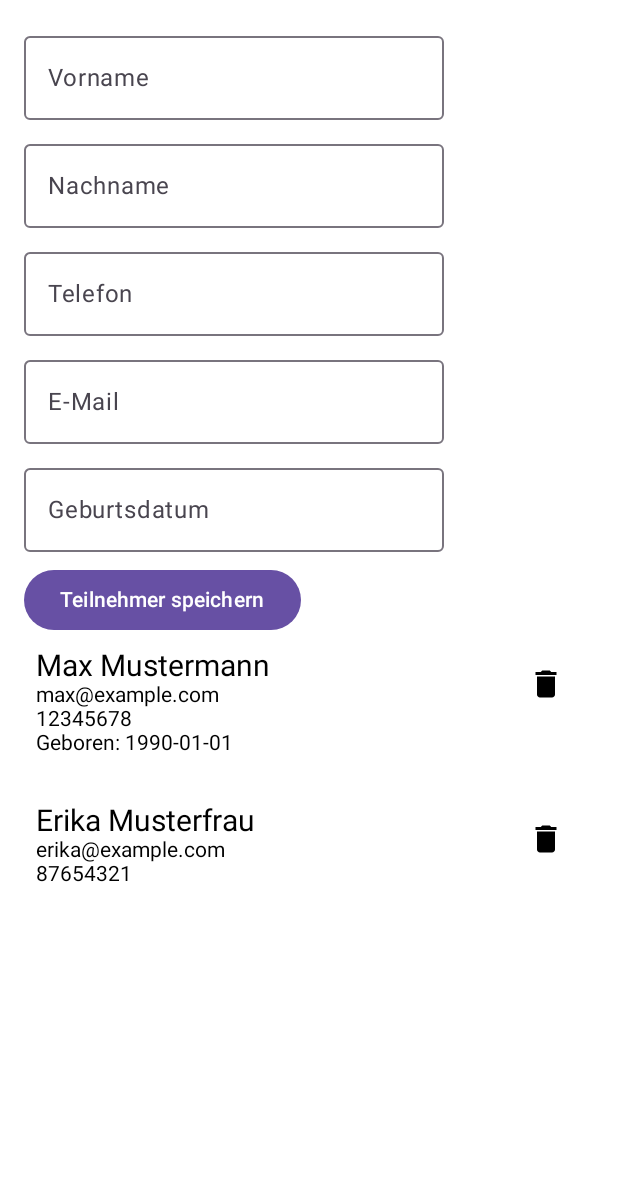
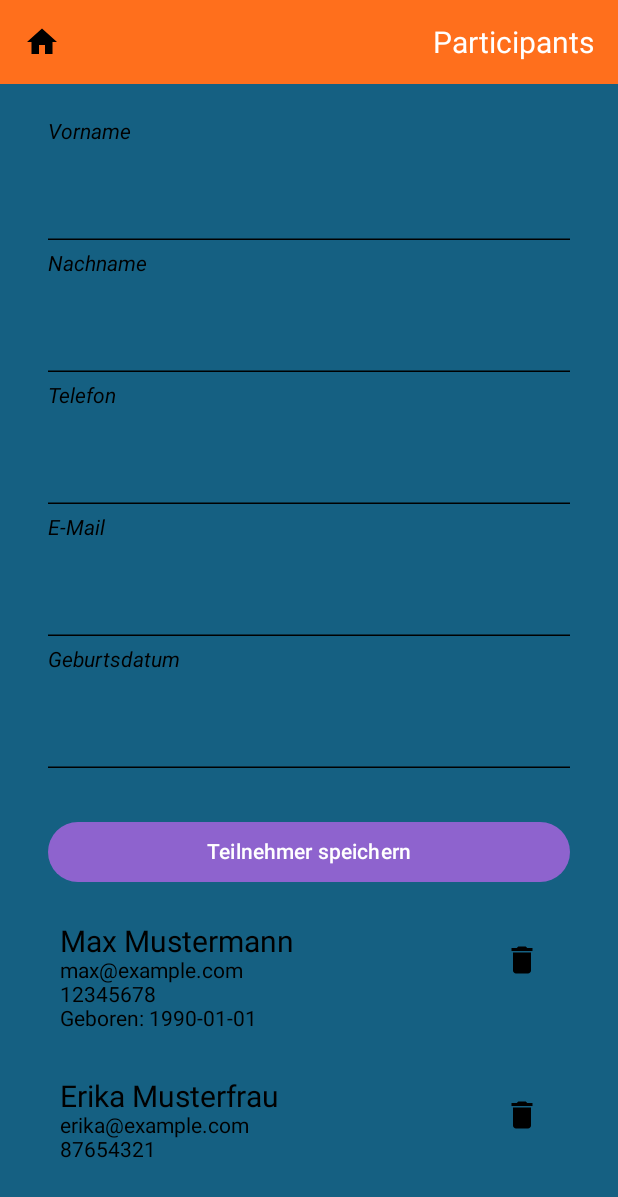
Before and after one commit to selimperk/MobileComputing, an Android app built with Jetpack Compose: the @Preview function ParticipantScreenPreview, on a phone screen of 412 x 824 dp. Shown: the top 1197 px of the screen. Run offline under Robolectric (Android 15) with nearby library versions, the phone set to English and light mode, and no system bars; our stand-ins replace Room's generated code.

Commit message:
Participant Design angepasst

```diff
--- a/app/src/main/java/com/myapp/ui/screens/ParticipantScreen.kt
+++ b/app/src/main/java/com/myapp/ui/screens/ParticipantScreen.kt
@@ -1,20 +1,25 @@
 package com.myapp.ui.screens
 
+import androidx.compose.foundation.background
 import androidx.compose.foundation.layout.*
 import androidx.compose.foundation.lazy.LazyColumn
 import androidx.compose.foundation.lazy.items
 import androidx.compose.material.icons.Icons
 import androidx.compose.material.icons.filled.Delete
+import androidx.compose.material.icons.filled.Home
 import androidx.compose.material3.*
 import androidx.compose.runtime.*
+import androidx.compose.ui.Alignment
 import androidx.compose.ui.Modifier
-import androidx.compose.ui.tooling.preview.Preview
+import androidx.compose.ui.graphics.Color
+import androidx.compose.ui.text.font.FontStyle
 import androidx.compose.ui.unit.dp
 import androidx.compose.ui.unit.sp
 import androidx.lifecycle.compose.collectAsStateWithLifecycle
 import androidx.lifecycle.viewmodel.compose.viewModel
 import com.myapp.model.database.entities.Participant
 import com.myapp.viewmodel.ParticipantViewModel
+import androidx.compose.ui.tooling.preview.Preview
 
 @Composable
 fun ParticipantScreen(
@@ -23,7 +28,7 @@ fun ParticipantScreen(
 ) {
     val participants by viewModel.allParticipants.collectAsStateWithLifecycle(emptyList())
 
-    ParticipantScreen(
+    ParticipantScreenContent(
         modifier = modifier,
         participants = participants,
         onDelete = { viewModel.deleteParticipant(it) },
@@ -34,15 +39,41 @@ fun ParticipantScreen(
 }
 
 @Composable
-fun ParticipantScreen(
+fun ParticipantScreenContent(
     modifier: Modifier = Modifier,
     participants: List<Participant>,
     onDelete: (Participant) -> Unit,
     onSave: (String, String, String, String, String?) -> Unit
 ) {
-    Column(modifier = modifier.padding(16.dp)) {
+    Column(
+        modifier = modifier
+            .fillMaxSize()
+            .background(Color(0xFF156082)) // Hintergrundfarbe dunkelblau
+    ) {
+        // Header (Orange Balken mit Home-Icon)
+        Row(
+            modifier = Modifier
+                .fillMaxWidth()
+                .background(Color(0xFFFF6F1C)) // Orange Balken
+                .padding(16.dp),
+            verticalAlignment = Alignment.CenterVertically
+        ) {
+            Icon(Icons.Default.Home, contentDescription = "Home", tint = Color.Black)
+            Spacer(modifier = Modifier.weight(1f))
+            Text("Participants", color = Color.White, fontSize = 20.sp)
+        }
+
+        Spacer(modifier = Modifier.height(24.dp))
+
+        Column(modifier = Modifier.padding(horizontal = 32.dp)) {
             AddParticipantRow(onSave)
+        }
+
+        Spacer(modifier = Modifier.height(16.dp))
+
+        Column(modifier = Modifier.padding(horizontal = 32.dp)) {
             AllParticipants(participants, onDelete)
+        }
     }
 }
 
@@ -55,21 +86,88 @@ fun AddParticipantRow(onSave: (String, String, String, String, String?) -> Unit)
     var birthdate by remember { mutableStateOf("") }
 
     Column(verticalArrangement = Arrangement.spacedBy(8.dp)) {
-        OutlinedTextField(value = firstName, onValueChange = { firstName = it }, label = { Text("Vorname") })
-        OutlinedTextField(value = lastName, onValueChange = { lastName = it }, label = { Text("Nachname") })
-        OutlinedTextField(value = phone, onValueChange = { phone = it }, label = { Text("Telefon") })
-        OutlinedTextField(value = email, onValueChange = { email = it }, label = { Text("E-Mail") })
-        OutlinedTextField(value = birthdate, onValueChange = { birthdate = it }, label = { Text("Geburtsdatum") })
+        // Alle Labels italic & schwarz, wie in SettingsScreen
+        Text("Vorname", fontStyle = FontStyle.Italic, color = Color.Black)
+        TextField(
+            value = firstName,
+            onValueChange = { firstName = it },
+            singleLine = true,
+            modifier = Modifier.fillMaxWidth(),
+            colors = TextFieldDefaults.colors(
+                focusedContainerColor = Color.Transparent,
+                unfocusedContainerColor = Color.Transparent,
+                focusedIndicatorColor = Color.Black,
+                unfocusedIndicatorColor = Color.Black
+            )
+        )
+        Text("Nachname", fontStyle = FontStyle.Italic, color = Color.Black)
+        TextField(
+            value = lastName,
+            onValueChange = { lastName = it },
+            singleLine = true,
+            modifier = Modifier.fillMaxWidth(),
+            colors = TextFieldDefaults.colors(
+                focusedContainerColor = Color.Transparent,
+                unfocusedContainerColor = Color.Transparent,
+                focusedIndicatorColor = Color.Black,
+                unfocusedIndicatorColor = Color.Black
+            )
+        )
+        Text("Telefon", fontStyle = FontStyle.Italic, color = Color.Black)
+        TextField(
+            value = phone,
+            onValueChange = { phone = it },
+            singleLine = true,
+            modifier = Modifier.fillMaxWidth(),
+            colors = TextFieldDefaults.colors(
+                focusedContainerColor = Color.Transparent,
+                unfocusedContainerColor = Color.Transparent,
+                focusedIndicatorColor = Color.Black,
+                unfocusedIndicatorColor = Color.Black
+            )
+        )
+        Text("E-Mail", fontStyle = FontStyle.Italic, color = Color.Black)
+        TextField(
+            value = email,
+            onValueChange = { email = it },
+            singleLine = true,
+            modifier = Modifier.fillMaxWidth(),
+            colors = TextFieldDefaults.colors(
+                focusedContainerColor = Color.Transparent,
+                unfocusedContainerColor = Color.Transparent,
+                focusedIndicatorColor = Color.Black,
+                unfocusedIndicatorColor = Color.Black
+            )
+        )
+        Text("Geburtsdatum", fontStyle = FontStyle.Italic, color = Color.Black)
+        TextField(
+            value = birthdate,
+            onValueChange = { birthdate = it },
+            singleLine = true,
+            modifier = Modifier.fillMaxWidth(),
+            colors = TextFieldDefaults.colors(
+                focusedContainerColor = Color.Transparent,
+                unfocusedContainerColor = Color.Transparent,
+                focusedIndicatorColor = Color.Black,
+                unfocusedIndicatorColor = Color.Black
+            )
+        )
 
-        Button(onClick = {
+        Spacer(modifier = Modifier.height(16.dp))
+
+        Button(
+            onClick = {
                 onSave(firstName, lastName, phone, email, birthdate.takeIf { it.isNotBlank() })
                 firstName = ""
                 lastName = ""
                 phone = ""
                 email = ""
                 birthdate = ""
-        }) {
-            Text("Teilnehmer speichern")
+            },
+            modifier = Modifier.fillMaxWidth(),
+            colors = ButtonDefaults.buttonColors(containerColor = Color(0xFF8E63CE))
+        ) {
+            Text("Teilnehmer speichern", color = Color.White)
         }
     }
 }
@@ -94,25 +192,37 @@ fun ParticipantRow(
     participant: Participant,
     onDelete: (Participant) -> Unit
 ) {
-    Row(modifier = Modifier.fillMaxWidth().padding(8.dp)) {
+    Row(
+        modifier = Modifier
+            .fillMaxWidth()
+            .padding(8.dp)
+    ) {
         Column(modifier = Modifier.weight(1f)) {
-            Text(text = "${participant.firstName} ${participant.lastName}", fontSize = 20.sp)
-            Text(text = participant.email)
-            Text(text = participant.phone)
+            Text(
+                text = "${participant.firstName} ${participant.lastName}",
+                fontSize = 20.sp,
+                color = Color.Black
+            )
+            Text(text = participant.email, color = Color.Black)
+            Text(text = participant.phone, color = Color.Black)
             participant.birthdate?.let {
-                Text(text = "Geboren: $it")
+                Text(text = "Geboren: $it", color = Color.Black)
             }
         }
         IconButton(onClick = { onDelete(participant) }) {
-            Icon(imageVector = Icons.Default.Delete, contentDescription = "Delete participant")
+            Icon(
+                imageVector = Icons.Default.Delete,
+                contentDescription = "Delete participant",
+                tint = Color.Black
+            )
         }
     }
 }
 
+@Preview
 @Composable
-@Preview
 fun ParticipantScreenPreview() {
-    ParticipantScreen(
+    ParticipantScreenContent(
         participants = listOf(
             Participant(1, "Max", "Mustermann", "12345678", "max@example.com", "1990-01-01"),
             Participant(2, "Erika", "Musterfrau", "87654321", "erika@example.com", null)
```
Lines whose indentation alone changed are shown as unchanged.
